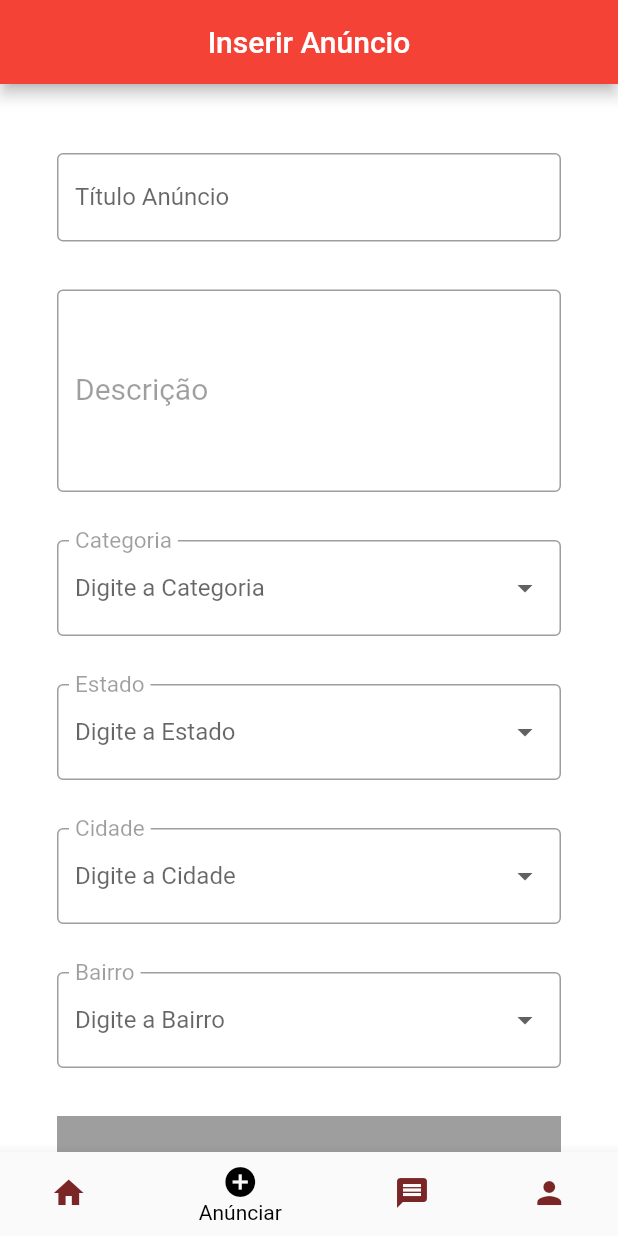
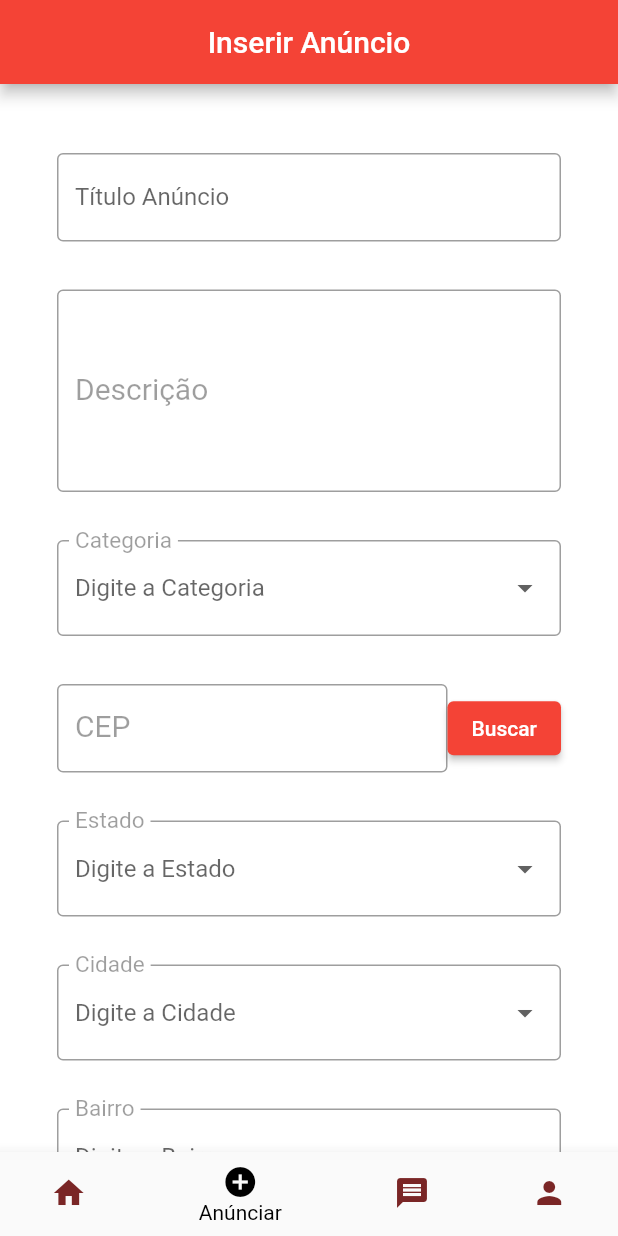
Before and after one commit to Wuelliton96/doa_se_App, a Flutter app: the screen it shows after launch, item 2 of the bottom bar chosen, on a phone screen of 412 x 824 dp. Run offline on Flutter 3.47's test engine with Material 2 defaults, Android fonts, the phone set to English and light mode, and no system bars; our stand-ins replace cloud_firestore, firebase_auth, firebase_core, firebase_storage, google_sign_in, image_picker; accounts and stored records are empty; network calls fail.

Commit message:
Implementado o api para buscar o cep.

```diff
--- /dev/null
+++ b/lib/api/api_cep.dart
@@ -0,0 +1,16 @@
+import 'dart:convert';
+import 'package:doa_se_app/models/cep.dart';
+import 'package:http/http.dart' as http;
+
+class ViaCepApi {
+  static Future<AddressInfo?> getAddressInfo(String cep) async {
+    final response = await http.get(Uri.parse('https://viacep.com.br/ws/$cep/json/'));
+
+    if (response.statusCode == 200) {
+      final data = json.decode(response.body);
+      return AddressInfo.fromJson(data);
+    } else {
+      return null; // Lide com o caso em que a solicitação à API falha
+    }
+  }
+}
--- /dev/null
+++ b/lib/componentes/cep_decoretion.dart
@@ -0,0 +1,14 @@
+import 'package:flutter/material.dart';
+
+InputDecoration buildInputDecoration(String labelText) {
+  return InputDecoration(
+    labelText: labelText,
+    labelStyle: TextStyle(
+      color: Colors.black38,
+      fontWeight: FontWeight.w400,
+      fontSize: 20,
+    ),
+    border: const OutlineInputBorder(),
+    hintText: 'Digite a $labelText',
+  );
+}
--- a/lib/main.dart
+++ b/lib/main.dart
@@ -101,7 +101,7 @@ class AdPage extends StatelessWidget {
   @override
   Widget build(BuildContext context) {
     return const Center(
-      child: Inserir_anuncio(), // Exibe a página de inserção de anúncios
+      child: InserirAnuncio(), // Exibe a página de inserção de anúncios
     );
   }
 }
--- /dev/null
+++ b/lib/models/cep.dart
@@ -0,0 +1,23 @@
+class AddressInfo {
+  final String estado;
+  final String cidade;
+  final String bairro;
+
+  AddressInfo({
+    required this.estado,
+    required this.cidade,
+    required this.bairro,
+  });
+
+  factory AddressInfo.fromJson(Map<String, dynamic> json) {
+    return AddressInfo(
+      estado: json['uf'],
+      cidade: json['localidade'],
+      bairro: json['bairro'],
+    );
+  }
+
+  get states => null;
+
+  get cities => null;
+}
--- a/lib/screens/cadastro.dart
+++ b/lib/screens/cadastro.dart
@@ -208,7 +208,7 @@ class _CadastroState extends State<Cadastro> {
                       child: selectedImageDocument != null
                           ? Image.file(
                               selectedImageDocument!) // Exibe a imagem selecionada
-                          : Icon(Icons.camera_alt,
+                          : const Icon(Icons.camera_alt,
                               size: 50,
                               color: Colors
                                   .white), // Exibe um ícone de câmera se nenhuma imagem for selecionada
--- a/lib/screens/inserir_anuncio.dart
+++ b/lib/screens/inserir_anuncio.dart
@@ -1,20 +1,42 @@
+import 'package:doa_se_app/api/api_cep.dart';
+import 'package:doa_se_app/componentes/cep_decoretion.dart';
+import 'package:doa_se_app/models/cep.dart';
 import 'package:flutter/material.dart';
 import 'package:image_picker/image_picker.dart';
 import 'dart:io';
 
-class Inserir_anuncio extends StatefulWidget {
-  const Inserir_anuncio({Key? key});
+class InserirAnuncio extends StatefulWidget {
+  const InserirAnuncio({Key? key});
 
   @override
-  _Inserir_anuncioState createState() => _Inserir_anuncioState();
+  _InserirAnuncioState createState() => _InserirAnuncioState();
 }
 
-class _Inserir_anuncioState extends State<Inserir_anuncio> {
+class _InserirAnuncioState extends State<InserirAnuncio> {
   String? selectedCategoria;
   String? selectedEstado;
   String? selectedCidade;
   String? selectedBairro;
   File? selectedImage;
+  AddressInfo? addressInfo; // Mantém as informações do endereço obtidas da busca por CEP
+  String? cep; // Mantém o CEP inserido
+  TextEditingController cepController = TextEditingController();
+
+  // Método para buscar informações de endereço a partir do CEP usando a ViaCepApi
+  Future<void> _fetchAddressFromCEP(String cep) async {
+    final info = await ViaCepApi.getAddressInfo(cep);
+    if (info != null) {
+      setState(() {
+        addressInfo = info; // Atualiza addressInfo com os dados obtidos
+        selectedEstado = info.estado; // Preenche o estado com base nas informações da API
+        selectedCidade = info.cidade; // Preenche a cidade com base nas informações da API
+        selectedBairro = info.bairro; // Preenche o bairro com base nas informações da API
+      });
+    } else {
+      // Lide com o caso em que a solicitação à API falhe.
+      // Você pode mostrar uma mensagem de erro ou lidar com isso conforme necessário.
+    }
+  }
 
   List<String> categorias = [
     'Categoria 1',
@@ -23,31 +45,15 @@ class _Inserir_anuncioState extends State<Inserir_anuncio> {
     'Categoria 4',
   ];
 
-    List<String> estados = [
-    'estado 1',
-    'estado 2',
-    'estado 3',
-    'estado 4',
-  ];
-
-    List<String> cidades = [
-    'cidade 1',
-    'cidade 2',
-    'cidade 3',
-    'cidade 4',
-  ];
-
-    List<String> bairros = [
-    'bairro 1',
-    'bairro 2',
-    'bairro 3',
-    'bairro 4',
-  ];
+  @override
+  void initState() {
+    super.initState();
+  }
 
   InputDecoration _buildInputDecoration(String labelText) {
     return InputDecoration(
       labelText: labelText,
-      labelStyle: TextStyle(
+      labelStyle: const TextStyle(
         color: Colors.black38,
         fontWeight: FontWeight.w400,
         fontSize: 20,
@@ -66,7 +72,6 @@ class _Inserir_anuncioState extends State<Inserir_anuncio> {
       setState(() {
         this.selectedImage = selectedImage;
       });
-
     }
   }
 
@@ -89,7 +94,7 @@ class _Inserir_anuncioState extends State<Inserir_anuncio> {
             Padding(
               padding: const EdgeInsets.symmetric(horizontal: 8, vertical: 16),
               child: TextFormField(
-                decoration: InputDecoration(
+                decoration: const InputDecoration(
                   labelText: 'Título Anúncio',
                   border: OutlineInputBorder(),
                 ),
@@ -122,6 +127,32 @@ class _Inserir_anuncioState extends State<Inserir_anuncio> {
             ),
             Padding(
               padding: const EdgeInsets.symmetric(horizontal: 8, vertical: 16),
+              child: Row(
+                children: [
+                  Expanded(
+                    child: TextFormField(
+                      controller: cepController,
+                      decoration: _buildInputDecoration("CEP"),
+                      keyboardType: const TextInputType.numberWithOptions(),
+                      onChanged: (value) {
+                        setState(() {
+                          cep = value;
+                        });
+                      },
+                    ),
+                  ),
+                  ElevatedButton(
+                    onPressed: () {
+                      // Quando o botão "Buscar" é pressionado, chame a função para buscar informações
+                      _fetchAddressFromCEP(cep!);
+                    },
+                    child: const Text("Buscar"),
+                  ),
+                ],
+              ),
+            ),
+            Padding(
+              padding: const EdgeInsets.symmetric(horizontal: 8, vertical: 16),
               child: DropdownButtonFormField<String>(
                 value: selectedEstado,
                 onChanged: (String? newValue) {
@@ -129,7 +160,7 @@ class _Inserir_anuncioState extends State<Inserir_anuncio> {
                     selectedEstado = newValue;
                   });
                 },
-                items: estados.map((String estado) {
+                items: [addressInfo?.estado ?? ''].map((String estado) {
                   return DropdownMenuItem<String>(
                     value: estado,
                     child: Text(estado),
@@ -147,7 +178,7 @@ class _Inserir_anuncioState extends State<Inserir_anuncio> {
                     selectedCidade = newValue;
                   });
                 },
-                items: cidades.map((String cidade) {
+                items: [addressInfo?.cidade ?? ''].map((String cidade) {
                   return DropdownMenuItem<String>(
                     value: cidade,
                     child: Text(cidade),
@@ -156,6 +187,7 @@ class _Inserir_anuncioState extends State<Inserir_anuncio> {
                 decoration: _buildInputDecoration("Cidade"),
               ),
             ),
+
             Padding(
               padding: const EdgeInsets.symmetric(horizontal: 8, vertical: 16),
               child: DropdownButtonFormField<String>(
@@ -165,13 +197,13 @@ class _Inserir_anuncioState extends State<Inserir_anuncio> {
                     selectedBairro = newValue;
                   });
                 },
-                items: bairros.map((String bairro) {
+                items: [addressInfo?.bairro ?? ''].map((String bairro) {
                   return DropdownMenuItem<String>(
                     value: bairro,
                     child: Text(bairro),
                   );
                 }).toList(),
-                decoration: _buildInputDecoration("Bairro"),
+                decoration: buildInputDecoration("Bairro"),
               ),
             ),
             Padding(
@@ -186,17 +218,15 @@ class _Inserir_anuncioState extends State<Inserir_anuncio> {
                   color: Colors.grey,
                   child: selectedImage != null
                       ? Image.file(selectedImage!)
-                      : Icon(Icons.camera_alt, size: 50, color: Colors.white), // Ícone da câmera
+                      : const Icon(Icons.camera_alt, size: 50, color: Colors.white),
                 ),
               ),
             ),
-            SizedBox(
-              height: 20,
+            const SizedBox(
+              height: 30,
             ),
-            SizedBox(
-              height: 10,
-            ),
-            Container(
+            IgnorePointer(
+              child: Container(
                 height: 60,
                 alignment: Alignment.bottomLeft,
                 decoration: const BoxDecoration(
@@ -209,17 +239,20 @@ class _Inserir_anuncioState extends State<Inserir_anuncio> {
                       Color.fromRGBO(249, 43, 127, 1),
                     ],
                   ),
-                  borderRadius: BorderRadius.all(Radius.circular(5))),
-              child: SizedBox.expand(
+                  borderRadius: BorderRadius.all(Radius.circular(5)),
+                ),
+                child: const SizedBox.expand(
                   child: TextButton(
-                  child: const Text("Cadastrar",
+                    child: Text(
+                      "Inserir",
                       style: TextStyle(
                         fontWeight: FontWeight.bold,
                         color: Colors.white,
-                          fontSize: 20)),
-                  onPressed: () async {
-                    // Coloque a lógica para processar o formulário aqui
-                  },
+                        fontSize: 20,
+                      ),
+                    ),
+                    onPressed: null, // Define o onPressed como null para tornar o botão não clicável
+                  ),
                 ),
               ),
             ),
--- a/pubspec.yaml
+++ b/pubspec.yaml
@@ -42,6 +42,7 @@ dependencies:
   firebase_storage: ^11.2.8
   uuid: ^4.1.0
   cloud_firestore: ^4.12.0
+  http: ^1.1.0
 
 
 dev_dependencies:
```
Also changed, not shown: lib/screens/itemanuncio.dart (+13 -13 lines), pubspec.lock. Lines whose indentation alone changed are shown as unchanged.
